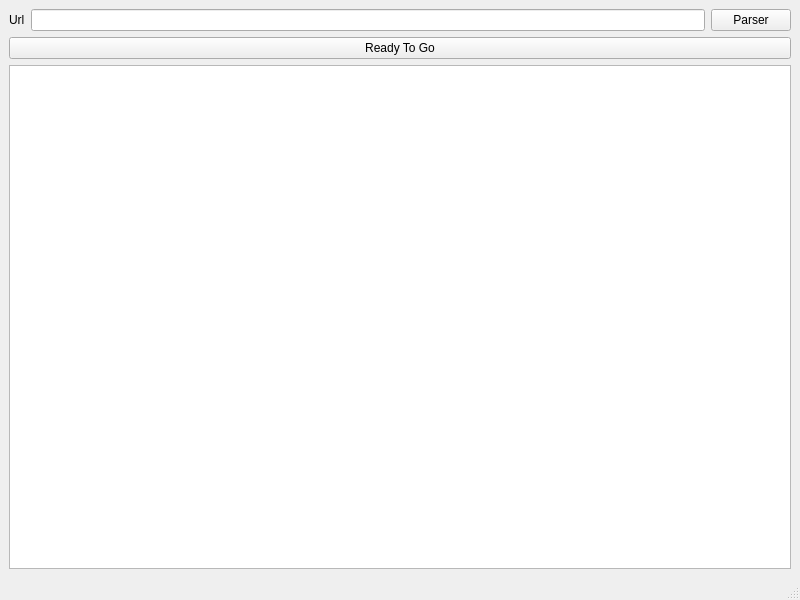
Old version of the form helpmedownload/untitled_main.ui in the repository ChrisYangTW/HelpMeDownload.
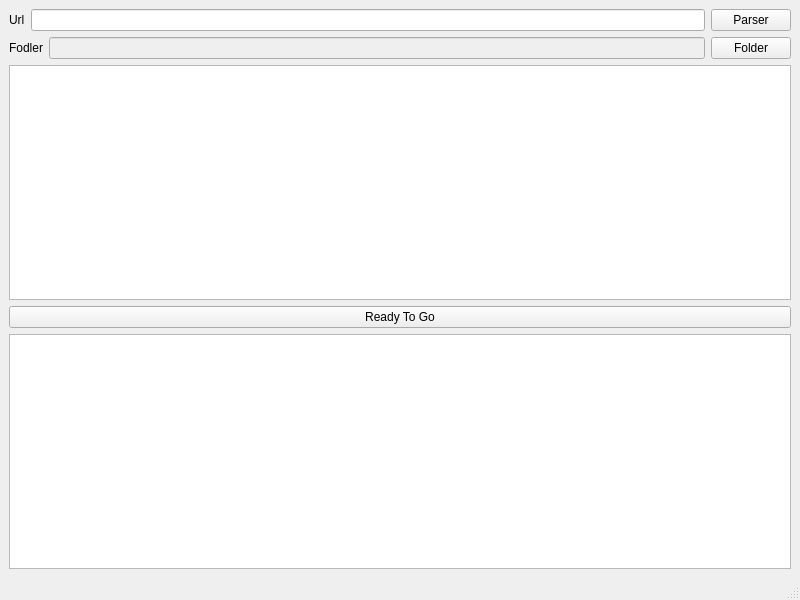
New version of the form.

Diff of the .ui file:
```diff
--- a/helpmedownload/untitled_main.ui
+++ b/helpmedownload/untitled_main.ui
@@ -14,7 +14,7 @@
    <string>Help Me Download (just for Civit)</string>
   </property>
   <widget class="QWidget" name="centralwidget">
-   <layout class="QVBoxLayout" name="verticalLayout">
+   <layout class="QVBoxLayout" name="verticalLayout" stretch="1,1,3,1,3">
     <item>
      <layout class="QHBoxLayout" name="horizontalLayout">
       <item>
@@ -36,6 +36,34 @@
       </item>
      </layout>
     </item>
+    <item>
+     <layout class="QHBoxLayout" name="horizontalLayout_2">
+      <item>
+       <widget class="QLabel" name="folder_label">
+        <property name="text">
+         <string>Fodler</string>
+        </property>
+       </widget>
+      </item>
+      <item>
+       <widget class="QLineEdit" name="folder_line_edit">
+        <property name="enabled">
+         <bool>false</bool>
+        </property>
+       </widget>
+      </item>
+      <item>
+       <widget class="QPushButton" name="choose_folder_button">
+        <property name="text">
+         <string>Folder</string>
+        </property>
+       </widget>
+      </item>
+     </layout>
+    </item>
+    <item>
+     <widget class="QTextBrowser" name="parser_text_browser"/>
+    </item>
     <item>
      <widget class="QPushButton" name="ready_to_go_push_button">
       <property name="text">
```
Left out of the diff: 10 changed lines with no effect on the pictures.
